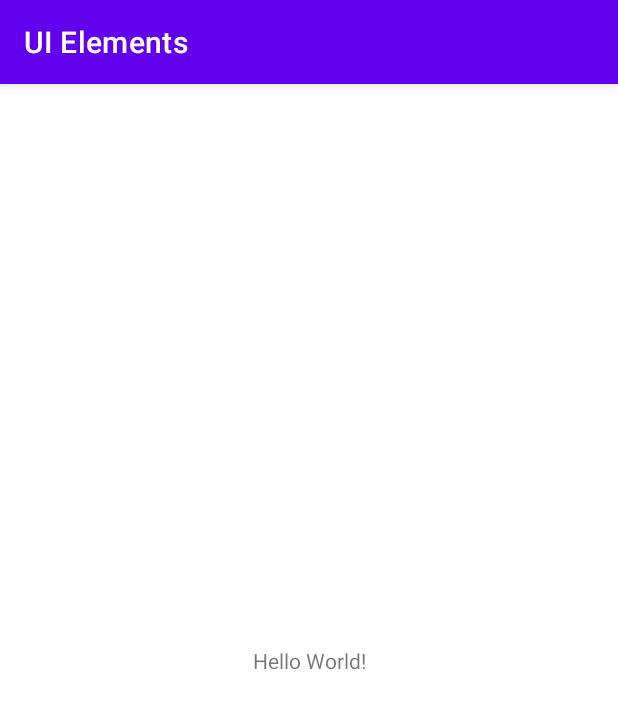
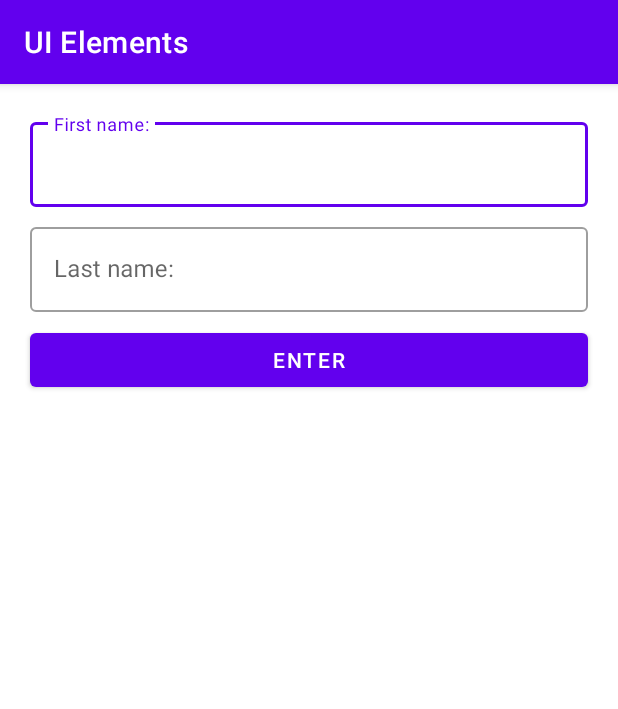
Before and after one commit to tufanakcay/UIElements, an Android app: the screen it shows after launch (MainActivity), on a phone screen of 412 x 824 dp. Shown: the top 709 px of the screen. Run offline under Robolectric (Android 15) with nearby library versions, the phone set to English and light mode, and no system bars.

Commit message:
Update commit

```diff
--- a/app/src/main/res/layout/activity_main.xml
+++ b/app/src/main/res/layout/activity_main.xml
@@ -2,17 +2,54 @@
 <androidx.constraintlayout.widget.ConstraintLayout xmlns:android="http://schemas.android.com/apk/res/android"
     xmlns:app="http://schemas.android.com/apk/res-auto"
     xmlns:tools="http://schemas.android.com/tools"
+    style="@style/screen_layout_margin"
     android:layout_width="match_parent"
     android:layout_height="match_parent"
     tools:context=".MainActivity">
 
+    <com.google.android.material.textfield.TextInputLayout
+        android:id="@+id/first_name_wrapper"
+        style="@style/text_input_greeting"
+        android:layout_width="match_parent"
+        android:layout_height="wrap_content"
+        android:hint="@string/first_name_text"
+        app:layout_constraintStart_toStartOf="parent"
+        app:layout_constraintTop_toTopOf="parent">
+
+        <com.google.android.material.textfield.TextInputEditText
+            android:id="@+id/first_name"
+            android:layout_width="match_parent"
+            android:layout_height="wrap_content" />
+    </com.google.android.material.textfield.TextInputLayout>
+
+    <com.google.android.material.textfield.TextInputLayout
+        android:id="@+id/last_name_wrapper"
+        style="@style/text_input_greeting"
+        android:layout_width="match_parent"
+        android:layout_height="wrap_content"
+        android:hint="@string/last_name_text"
+        app:layout_constraintStart_toStartOf="parent"
+        app:layout_constraintTop_toBottomOf="@id/first_name_wrapper">
+
+        <com.google.android.material.textfield.TextInputEditText
+            android:id="@+id/last_name"
+            android:layout_width="match_parent"
+            android:layout_height="wrap_content" />
+    </com.google.android.material.textfield.TextInputLayout>
+
+    <com.google.android.material.button.MaterialButton
+        android:id="@+id/enter_button"
+        style="@style/button_greeting"
+        android:layout_width="match_parent"
+        android:layout_height="wrap_content"
+        android:text="@string/enter_button_text"
+        app:layout_constraintStart_toStartOf="parent"
+        app:layout_constraintTop_toBottomOf="@id/last_name_wrapper" />
+
     <TextView
-        android:layout_width="wrap_content"
-        android:layout_height="wrap_content"
-        android:text="Hello World!"
-        app:layout_constraintBottom_toBottomOf="parent"
-        app:layout_constraintEnd_toEndOf="parent"
+        android:id="@+id/greeting_display"
+        style="@style/greeting_display"
+        android:layout_width="match_parent"
         app:layout_constraintStart_toStartOf="parent"
-        app:layout_constraintTop_toTopOf="parent" />
-
+        app:layout_constraintTop_toBottomOf="@id/enter_button" />
 </androidx.constraintlayout.widget.ConstraintLayout>
--- a/app/src/main/res/values/strings.xml
+++ b/app/src/main/res/values/strings.xml
@@ -1,3 +1,8 @@
 <resources>
     <string name="app_name">UI Elements</string>
+    <string name="first_name_text">First name:</string>
+    <string name="last_name_text">Last name:</string>
+    <string name="enter_button_text">Enter</string>
+    <string name="welcome_to_the_app">Welcome to the app</string>
+    <string name="please_enter_a_name">Please enter a full name!</string>
 </resources>
--- a/app/src/main/res/values/themes.xml
+++ b/app/src/main/res/values/themes.xml
@@ -13,4 +13,19 @@
         <item name="android:statusBarColor">?attr/colorPrimaryVariant</item>
         <!-- Customize your theme here. -->
     </style>
+    <style name="text_input_greeting" parent="Widget.MaterialComponents.TextInputLayout.OutlinedBox">
+        <item name="android:layout_margin">8dp</item>
+    </style>
+    <style name="button_greeting">
+        <item name="android:layout_margin">8dp</item>
+        <item name="android:gravity">center</item>
+    </style>
+    <style name="greeting_display" parent="@style/TextAppearance.MaterialComponents.Body1">
+        <item name="android:layout_margin">8dp</item>
+        <item name="android:gravity">center</item>
+        <item name="android:layout_height">40dp</item>
+    </style>
+    <style name="screen_layout_margin">
+        <item name="android:layout_margin">12dp</item>
+    </style>
 </resources>
```
